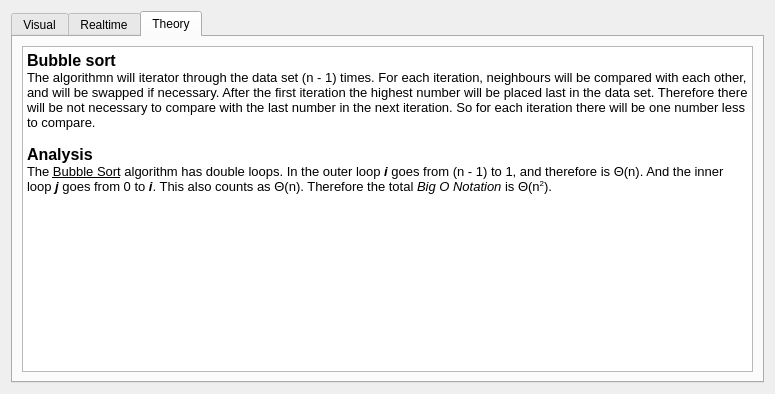
First picture: the form in Source/Plugins/Algorithm/Bubble-Sort/res/ui/BubbleSort.ui, repository n3rd0x/ComplexWorld, before the edit.
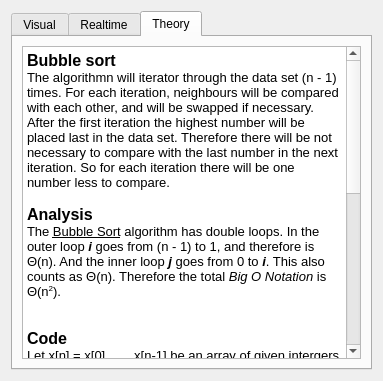
Second picture: the form after the edit. The open tabs and pages were chosen to show the change. Custom widgets are drawn as their Qt base class.

Commit message: Update BubbleSort with sorting orders.

What changed in the file:
```diff
--- a/Source/Plugins/Algorithm/Bubble-Sort/res/ui/BubbleSort.ui
+++ b/Source/Plugins/Algorithm/Bubble-Sort/res/ui/BubbleSort.ui
@@ -6,8 +6,8 @@
    <rect>
     <x>0</x>
     <y>0</y>
-    <width>775</width>
-    <height>394</height>
+    <width>383</width>
+    <height>381</height>
    </rect>
   </property>
   <property name="windowTitle">
@@ -301,7 +301,33 @@
 &lt;p style=&quot; margin-top:0px; margin-bottom:0px; margin-left:0px; margin-right:0px; -qt-block-indent:0; text-indent:0px;&quot;&gt;&lt;span style=&quot; font-size:10pt;&quot;&gt;The algorithmn will iterator through the data set (n - 1) times. For each iteration, neighbours will be compared with each other, and will be swapped if necessary. After the first iteration the highest number will be placed last in the data set. Therefore there will be not necessary to compare with the last number in the next iteration. So for each iteration there will be one number less to compare.&lt;/span&gt;&lt;/p&gt;
 &lt;p style=&quot;-qt-paragraph-type:empty; margin-top:0px; margin-bottom:0px; margin-left:0px; margin-right:0px; -qt-block-indent:0; text-indent:0px; font-size:10pt;&quot;&gt;&lt;br /&gt;&lt;/p&gt;
 &lt;p style=&quot; margin-top:0px; margin-bottom:0px; margin-left:0px; margin-right:0px; -qt-block-indent:0; text-indent:0px;&quot;&gt;&lt;span style=&quot; font-size:12pt; font-weight:600;&quot;&gt;Analysis&lt;/span&gt;&lt;/p&gt;
-&lt;p style=&quot; margin-top:0px; margin-bottom:0px; margin-left:0px; margin-right:0px; -qt-block-indent:0; text-indent:0px;&quot;&gt;&lt;span style=&quot; font-size:10pt;&quot;&gt;The &lt;/span&gt;&lt;span style=&quot; font-size:10pt; text-decoration: underline;&quot;&gt;Bubble Sort&lt;/span&gt;&lt;span style=&quot; font-size:10pt;&quot;&gt; algorithm has double loops. In the outer loop &lt;/span&gt;&lt;span style=&quot; font-size:10pt; font-weight:600; font-style:italic;&quot;&gt;i &lt;/span&gt;&lt;span style=&quot; font-size:10pt;&quot;&gt;goes from (n - 1) to 1, and therefore is Θ(n). And the inner loop &lt;/span&gt;&lt;span style=&quot; font-size:10pt; font-weight:600; font-style:italic;&quot;&gt;j&lt;/span&gt;&lt;span style=&quot; font-size:10pt;&quot;&gt; goes from 0 to &lt;/span&gt;&lt;span style=&quot; font-size:10pt; font-weight:600; font-style:italic;&quot;&gt;i&lt;/span&gt;&lt;span style=&quot; font-size:10pt;&quot;&gt;. This also counts as Θ(n). Therefore the total &lt;/span&gt;&lt;span style=&quot; font-size:10pt; font-style:italic;&quot;&gt;Big O Notation&lt;/span&gt;&lt;span style=&quot; font-size:10pt;&quot;&gt; is Θ(n&lt;/span&gt;&lt;span style=&quot; font-size:10pt; vertical-align:super;&quot;&gt;2&lt;/span&gt;&lt;span style=&quot; font-size:10pt;&quot;&gt;).&lt;/span&gt;&lt;/p&gt;&lt;/body&gt;&lt;/html&gt;</string>
+&lt;p style=&quot; margin-top:0px; margin-bottom:0px; margin-left:0px; margin-right:0px; -qt-block-indent:0; text-indent:0px;&quot;&gt;&lt;span style=&quot; font-size:10pt;&quot;&gt;The &lt;/span&gt;&lt;span style=&quot; font-size:10pt; text-decoration: underline;&quot;&gt;Bubble Sort&lt;/span&gt;&lt;span style=&quot; font-size:10pt;&quot;&gt; algorithm has double loops. In the outer loop &lt;/span&gt;&lt;span style=&quot; font-size:10pt; font-weight:600; font-style:italic;&quot;&gt;i &lt;/span&gt;&lt;span style=&quot; font-size:10pt;&quot;&gt;goes from (n - 1) to 1, and therefore is Θ(n). And the inner loop &lt;/span&gt;&lt;span style=&quot; font-size:10pt; font-weight:600; font-style:italic;&quot;&gt;j&lt;/span&gt;&lt;span style=&quot; font-size:10pt;&quot;&gt; goes from 0 to &lt;/span&gt;&lt;span style=&quot; font-size:10pt; font-weight:600; font-style:italic;&quot;&gt;i&lt;/span&gt;&lt;span style=&quot; font-size:10pt;&quot;&gt;. This also counts as Θ(n). Therefore the total &lt;/span&gt;&lt;span style=&quot; font-size:10pt; font-style:italic;&quot;&gt;Big O Notation&lt;/span&gt;&lt;span style=&quot; font-size:10pt;&quot;&gt; is Θ(n&lt;/span&gt;&lt;span style=&quot; font-size:10pt; vertical-align:super;&quot;&gt;2&lt;/span&gt;&lt;span style=&quot; font-size:10pt;&quot;&gt;).&lt;/span&gt;&lt;/p&gt;
+&lt;p style=&quot;-qt-paragraph-type:empty; margin-top:0px; margin-bottom:0px; margin-left:0px; margin-right:0px; -qt-block-indent:0; text-indent:0px; font-size:10pt;&quot;&gt;&lt;br /&gt;&lt;/p&gt;
+&lt;p style=&quot;-qt-paragraph-type:empty; margin-top:0px; margin-bottom:0px; margin-left:0px; margin-right:0px; -qt-block-indent:0; text-indent:0px; font-size:10pt;&quot;&gt;&lt;br /&gt;&lt;/p&gt;
+&lt;p style=&quot; margin-top:0px; margin-bottom:0px; margin-left:0px; margin-right:0px; -qt-block-indent:0; text-indent:0px;&quot;&gt;&lt;span style=&quot; font-size:12pt; font-weight:600;&quot;&gt;Code&lt;/span&gt;&lt;/p&gt;
+&lt;p style=&quot; margin-top:0px; margin-bottom:0px; margin-left:0px; margin-right:0px; -qt-block-indent:0; text-indent:0px;&quot;&gt;&lt;span style=&quot; font-size:10pt;&quot;&gt;Let x[n] = x[0], ...., x[n-1] be an array of given intergers to sort.&lt;/span&gt;&lt;/p&gt;
+&lt;p style=&quot; margin-top:0px; margin-bottom:0px; margin-left:0px; margin-right:0px; -qt-block-indent:0; text-indent:0px;&quot;&gt;&lt;span style=&quot; font-size:10pt;&quot;&gt;for(int i = x.size() - 1; i &amp;gt;= 0; i--) {&lt;/span&gt;&lt;/p&gt;
+&lt;p style=&quot; margin-top:0px; margin-bottom:0px; margin-left:0px; margin-right:0px; -qt-block-indent:0; text-indent:0px;&quot;&gt;&lt;span style=&quot; font-size:10pt;&quot;&gt;    for(int j = 0; j &amp;lt; i; j++) {&lt;/span&gt;&lt;/p&gt;
+&lt;p style=&quot; margin-top:0px; margin-bottom:0px; margin-left:0px; margin-right:0px; -qt-block-indent:0; text-indent:0px;&quot;&gt;&lt;span style=&quot; font-size:10pt;&quot;&gt;        int valA = x[j];&lt;/span&gt;&lt;/p&gt;
+&lt;p style=&quot; margin-top:0px; margin-bottom:0px; margin-left:0px; margin-right:0px; -qt-block-indent:0; text-indent:0px;&quot;&gt;&lt;span style=&quot; font-size:10pt;&quot;&gt;        int valB = x[j+1];&lt;/span&gt;&lt;/p&gt;
+&lt;p style=&quot; margin-top:0px; margin-bottom:0px; margin-left:0px; margin-right:0px; -qt-block-indent:0; text-indent:0px;&quot;&gt;&lt;span style=&quot; font-size:10pt;&quot;&gt;        bool toSwap = false;&lt;/span&gt;&lt;/p&gt;
+&lt;p style=&quot;-qt-paragraph-type:empty; margin-top:0px; margin-bottom:0px; margin-left:0px; margin-right:0px; -qt-block-indent:0; text-indent:0px; font-size:10pt;&quot;&gt;&lt;br /&gt;&lt;/p&gt;
+&lt;p style=&quot; margin-top:0px; margin-bottom:0px; margin-left:0px; margin-right:0px; -qt-block-indent:0; text-indent:0px;&quot;&gt;&lt;span style=&quot; font-size:10pt;&quot;&gt;        // Ascending order.&lt;/span&gt;&lt;/p&gt;
+&lt;p style=&quot; margin-top:0px; margin-bottom:0px; margin-left:0px; margin-right:0px; -qt-block-indent:0; text-indent:0px;&quot;&gt;&lt;span style=&quot; font-size:10pt;&quot;&gt;        if(ascending) {&lt;/span&gt;&lt;/p&gt;
+&lt;p style=&quot; margin-top:0px; margin-bottom:0px; margin-left:0px; margin-right:0px; -qt-block-indent:0; text-indent:0px;&quot;&gt;&lt;span style=&quot; font-size:10pt;&quot;&gt;            toSwap = (valA &amp;lt; valB);&lt;/span&gt;&lt;/p&gt;
+&lt;p style=&quot; margin-top:0px; margin-bottom:0px; margin-left:0px; margin-right:0px; -qt-block-indent:0; text-indent:0px;&quot;&gt;&lt;span style=&quot; font-size:10pt;&quot;&gt;        }&lt;/span&gt;&lt;/p&gt;
+&lt;p style=&quot; margin-top:0px; margin-bottom:0px; margin-left:0px; margin-right:0px; -qt-block-indent:0; text-indent:0px;&quot;&gt;&lt;span style=&quot; font-size:10pt;&quot;&gt;        // Descening order.&lt;/span&gt;&lt;/p&gt;
+&lt;p style=&quot; margin-top:0px; margin-bottom:0px; margin-left:0px; margin-right:0px; -qt-block-indent:0; text-indent:0px;&quot;&gt;&lt;span style=&quot; font-size:10pt;&quot;&gt;        else {&lt;/span&gt;&lt;/p&gt;
+&lt;p style=&quot; margin-top:0px; margin-bottom:0px; margin-left:0px; margin-right:0px; -qt-block-indent:0; text-indent:0px;&quot;&gt;&lt;span style=&quot; font-size:10pt;&quot;&gt;            toSwap = (valA &amp;gt; valB);&lt;/span&gt;&lt;/p&gt;
+&lt;p style=&quot; margin-top:0px; margin-bottom:0px; margin-left:0px; margin-right:0px; -qt-block-indent:0; text-indent:0px;&quot;&gt;&lt;span style=&quot; font-size:10pt;&quot;&gt;        }&lt;/span&gt;&lt;/p&gt;
+&lt;p style=&quot;-qt-paragraph-type:empty; margin-top:0px; margin-bottom:0px; margin-left:0px; margin-right:0px; -qt-block-indent:0; text-indent:0px; font-size:10pt;&quot;&gt;&lt;br /&gt;&lt;/p&gt;
+&lt;p style=&quot; margin-top:0px; margin-bottom:0px; margin-left:0px; margin-right:0px; -qt-block-indent:0; text-indent:0px;&quot;&gt;&lt;span style=&quot; font-size:10pt;&quot;&gt;        if(toSwap) {&lt;/span&gt;&lt;/p&gt;
+&lt;p style=&quot; margin-top:0px; margin-bottom:0px; margin-left:0px; margin-right:0px; -qt-block-indent:0; text-indent:0px;&quot;&gt;&lt;span style=&quot; font-size:10pt;&quot;&gt;             int tmp = valA;&lt;/span&gt;&lt;/p&gt;
+&lt;p style=&quot; margin-top:0px; margin-bottom:0px; margin-left:0px; margin-right:0px; -qt-block-indent:0; text-indent:0px;&quot;&gt;&lt;span style=&quot; font-size:10pt;&quot;&gt;             x[j]      = valB;&lt;/span&gt;&lt;/p&gt;
+&lt;p style=&quot; margin-top:0px; margin-bottom:0px; margin-left:0px; margin-right:0px; -qt-block-indent:0; text-indent:0px;&quot;&gt;&lt;span style=&quot; font-size:10pt;&quot;&gt;             x[j+1]  = tmp;&lt;/span&gt;&lt;/p&gt;
+&lt;p style=&quot; margin-top:0px; margin-bottom:0px; margin-left:0px; margin-right:0px; -qt-block-indent:0; text-indent:0px;&quot;&gt;&lt;span style=&quot; font-size:10pt;&quot;&gt;        }&lt;/span&gt;&lt;/p&gt;
+&lt;p style=&quot; margin-top:0px; margin-bottom:0px; margin-left:0px; margin-right:0px; -qt-block-indent:0; text-indent:0px;&quot;&gt;&lt;span style=&quot; font-size:10pt;&quot;&gt;    }&lt;/span&gt;&lt;/p&gt;
+&lt;p style=&quot; margin-top:0px; margin-bottom:0px; margin-left:0px; margin-right:0px; -qt-block-indent:0; text-indent:0px;&quot;&gt;&lt;span style=&quot; font-size:10pt;&quot;&gt;}&lt;/span&gt;&lt;/p&gt;&lt;/body&gt;&lt;/html&gt;</string>
          </property>
         </widget>
        </item>
```
Left out of the diff: 54 changed lines with no effect on the pictures. The commit also changes 1 other file.
